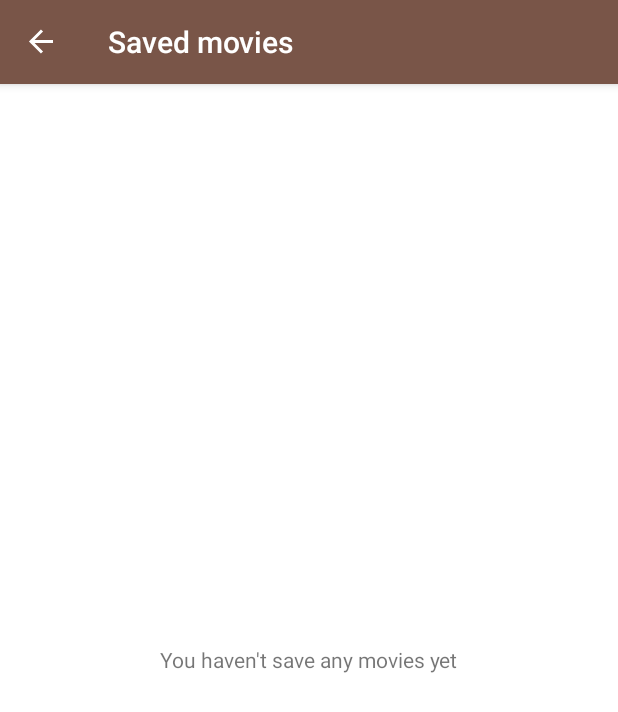
After one commit to datafrey/movies, an Android app: the SavedMoviesFragment screen opened through its navigation route, on a phone screen of 412 x 824 dp. The commit adds this screen. Shown: the top 712 px of the screen. Run offline under Robolectric (Android 15) with nearby library versions, the phone set to English and light mode, and no system bars; our stand-ins replace Room's generated code, data binding, navigation-ui; 3 statements that could not run were skipped.

Commit message:
SavedMovies Fragment and ViewModel were added, several fixes and refactoring

```diff
--- a/app/build.gradle
+++ b/app/build.gradle
@@ -19,6 +19,7 @@ android {
         targetSdkVersion 30
         versionCode 1
         versionName "1.0"
+        multiDexEnabled true
 
         testInstrumentationRunner "androidx.test.runner.AndroidJUnitRunner"
     }
@@ -47,6 +48,7 @@ dependencies {
     implementation 'com.google.android.material:material:1.2.0'
     implementation 'androidx.navigation:navigation-fragment-ktx:2.3.2'
     implementation 'androidx.navigation:navigation-ui-ktx:2.3.2'
+    implementation 'androidx.legacy:legacy-support-v4:1.0.0'
     testImplementation 'junit:junit:4.12'
     androidTestImplementation 'androidx.test.ext:junit:1.1.1'
     androidTestImplementation 'androidx.test.espresso:espresso-core:3.2.0'
@@ -64,4 +66,6 @@ dependencies {
 
     implementation "androidx.room:room-runtime:$room_version"
     kapt "androidx.room:room-compiler:$room_version"
+
+    implementation "androidx.multidex:multidex:$multidex_version"
 }
--- a/app/src/main/AndroidManifest.xml
+++ b/app/src/main/AndroidManifest.xml
@@ -5,6 +5,7 @@
     <uses-permission android:name="android.permission.INTERNET" />
 
     <application
+        android:name="androidx.multidex.MultiDexApplication"
         android:allowBackup="true"
         android:icon="@mipmap/ic_launcher"
         android:label="@string/app_name"
--- /dev/null
+++ b/app/src/main/java/com/datafrey/movies/fragments/SavedMoviesFragment.kt
@@ -0,0 +1,52 @@
+package com.datafrey.movies.fragments
+
+import android.os.Bundle
+import android.view.LayoutInflater
+import android.view.View
+import android.view.ViewGroup
+import androidx.databinding.DataBindingUtil
+import androidx.fragment.app.Fragment
+import androidx.lifecycle.ViewModelProvider
+import androidx.navigation.fragment.findNavController
+import com.datafrey.movies.R
+import com.datafrey.movies.adapters.ShortMovieInfoRecyclerViewAdapter
+import com.datafrey.movies.databinding.FragmentSavedMoviesBinding
+import com.datafrey.movies.domain.DomainShortMovieInfo
+import com.datafrey.movies.viewmodelfactories.SavedMoviesViewModelFactory
+import com.datafrey.movies.viewmodels.SavedMoviesViewModel
+
+class SavedMoviesFragment : Fragment() {
+
+    private lateinit var binding: FragmentSavedMoviesBinding
+
+    private val viewModel: SavedMoviesViewModel by lazy {
+        ViewModelProvider(this, SavedMoviesViewModelFactory(requireActivity().application))
+            .get(SavedMoviesViewModel::class.java)
+    }
+
+    override fun onCreateView(
+        inflater: LayoutInflater,
+        container: ViewGroup?,
+        savedInstanceState: Bundle?
+    ): View {
+        binding = DataBindingUtil.inflate(inflater,
+            R.layout.fragment_saved_movies, container, false)
+
+        binding.let {
+            it.viewModel = viewModel
+            it.lifecycleOwner = this
+        }
+
+        binding.savedMoviesRecyclerView.adapter = ShortMovieInfoRecyclerViewAdapter(
+            ShortMovieInfoRecyclerViewAdapter.OnClickListener { movieInfo ->
+                showAllMovieInfo(movieInfo)
+            })
+
+        return binding.root
+    }
+
+    private fun showAllMovieInfo(movieInfo: DomainShortMovieInfo) {
+        this.findNavController().navigate(SavedMoviesFragmentDirections
+                .actionSavedMoviesFragmentToMovieInfoFragment(movieInfo.imdbId))
+    }
+}
--- a/app/src/main/java/com/datafrey/movies/repository/MoviesRepository.kt
+++ b/app/src/main/java/com/datafrey/movies/repository/MoviesRepository.kt
@@ -41,12 +41,12 @@ class MoviesRepository(database: SavedMoviesDatabase) {
         savedMoviesDao.delete(imdbId)
     }
 
-    suspend fun getAllSavedMoviesShortMovieInfos() =
+    fun getAllSavedMoviesShortMovieInfos() =
         Transformations.map(savedMoviesDao.getAllMovies()) {
             it.toListOfDomainShortMovieInfos()
         }
 
-    suspend fun clearMoviesDatabase(imdbId: String) {
+    suspend fun clearMoviesDatabase() {
         savedMoviesDao.clear()
     }
 
--- /dev/null
+++ b/app/src/main/java/com/datafrey/movies/viewmodelfactories/SavedMoviesViewModelFactory.kt
@@ -0,0 +1,17 @@
+package com.datafrey.movies.viewmodelfactories
+
+import android.app.Application
+import androidx.lifecycle.ViewModel
+import androidx.lifecycle.ViewModelProvider
+import com.datafrey.movies.viewmodels.SavedMoviesViewModel
+
+class SavedMoviesViewModelFactory(private val app: Application) : ViewModelProvider.Factory {
+
+    @Suppress("UNCHECKED_CAST")
+    override fun <T : ViewModel?> create(modelClass: Class<T>): T {
+        if (modelClass.isAssignableFrom(SavedMoviesViewModel::class.java)) {
+            return SavedMoviesViewModel(app) as T
+        }
+        throw IllegalArgumentException("Unknown ViewModel class")
+    }
+}
--- /dev/null
+++ b/app/src/main/java/com/datafrey/movies/viewmodels/SavedMoviesViewModel.kt
@@ -0,0 +1,18 @@
+package com.datafrey.movies.viewmodels
+
+import android.app.Application
+import androidx.lifecycle.AndroidViewModel
+import androidx.lifecycle.LiveData
+import androidx.lifecycle.Transformations
+import com.datafrey.movies.database.getSavedMoviesDatabase
+import com.datafrey.movies.repository.MoviesRepository
+
+class SavedMoviesViewModel(app: Application) : AndroidViewModel(app) {
+
+    private val repository = MoviesRepository(getSavedMoviesDatabase(getApplication()))
+
+    val savedMoviesList = repository.getAllSavedMoviesShortMovieInfos()
+
+    val isSavedMoviesListEmpty: LiveData<Boolean>
+        get() = Transformations.map(savedMoviesList) { it.isEmpty() }
+}
--- /dev/null
+++ b/app/src/main/res/drawable/ic_white_save_24.xml
@@ -0,0 +1,5 @@
+<vector android:height="24dp" android:tint="#FFFFFF"
+    android:viewportHeight="24" android:viewportWidth="24"
+    android:width="24dp" xmlns:android="http://schemas.android.com/apk/res/android">
+    <path android:fillColor="@android:color/white" android:pathData="M17,3L5,3c-1.11,0 -2,0.9 -2,2v14c0,1.1 0.89,2 2,2h14c1.1,0 2,-0.9 2,-2L21,7l-4,-4zM12,19c-1.66,0 -3,-1.34 -3,-3s1.34,-3 3,-3 3,1.34 3,3 -1.34,3 -3,3zM15,9L5,9L5,5h10v4z"/>
+</vector>
--- /dev/null
+++ b/app/src/main/res/layout/fragment_saved_movies.xml
@@ -0,0 +1,44 @@
+<?xml version="1.0" encoding="utf-8"?>
+<layout xmlns:android="http://schemas.android.com/apk/res/android"
+    xmlns:app="http://schemas.android.com/apk/res-auto"
+    xmlns:tools="http://schemas.android.com/tools">
+
+    <data>
+        <variable
+            name="viewModel"
+            type="com.datafrey.movies.viewmodels.SavedMoviesViewModel" />
+
+        <import type="android.view.View" />
+    </data>
+
+    <RelativeLayout
+        android:layout_width="match_parent"
+        android:layout_height="match_parent">
+
+        <androidx.recyclerview.widget.RecyclerView
+            android:id="@+id/savedMoviesRecyclerView"
+            android:layout_width="match_parent"
+            android:layout_height="wrap_content"
+            app:layoutManager="androidx.recyclerview.widget.GridLayoutManager"
+            app:listData="@{viewModel.savedMoviesList}"
+            app:spanCount="@integer/column_count"
+            tools:listitem="@layout/movie_item" />
+
+        <RelativeLayout
+            android:id="@+id/placeholderView"
+            android:layout_width="match_parent"
+            android:layout_height="match_parent"
+            android:background="@android:color/white"
+            android:visibility="@{viewModel.isSavedMoviesListEmpty ? View.VISIBLE : View.GONE}">
+
+            <TextView
+                android:id="@+id/foundMoviesListHintTextView"
+                android:layout_width="wrap_content"
+                android:layout_height="wrap_content"
+                android:layout_centerHorizontal="true"
+                android:layout_centerVertical="true"
+                android:text="You haven't save any movies yet" />
+
+        </RelativeLayout>
+    </RelativeLayout>
+</layout>
--- a/app/src/main/res/navigation/navigation_main.xml
+++ b/app/src/main/res/navigation/navigation_main.xml
@@ -13,6 +13,9 @@
         <action
             android:id="@+id/action_moviesSearchFragment_to_movieInfoFragment"
             app:destination="@id/movieInfoFragment" />
+        <action
+            android:id="@+id/action_moviesSearchFragment_to_savedMoviesFragment"
+            app:destination="@id/savedMoviesFragment" />
     </fragment>
     <fragment
         android:id="@+id/movieInfoFragment"
@@ -23,4 +26,13 @@
             android:name="imdbId"
             app:argType="string" />
     </fragment>
+    <fragment
+        android:id="@+id/savedMoviesFragment"
+        android:name="com.datafrey.movies.fragments.SavedMoviesFragment"
+        android:label="Saved movies"
+        tools:layout="@layout/fragment_saved_movies" >
+        <action
+            android:id="@+id/action_savedMoviesFragment_to_movieInfoFragment"
+            app:destination="@id/movieInfoFragment" />
+    </fragment>
 </navigation>
--- a/build.gradle
+++ b/build.gradle
@@ -6,6 +6,7 @@ buildscript {
         version_retrofit = "2.6.0"
         version_glide = "4.8.0"
         room_version = "2.1.0-alpha06"
+        multidex_version = "2.0.1"
     }
 
     ext.kotlin_version = "1.3.72"
```
Also changed, not shown: app/src/main/java/com/datafrey/movies/fragments/MoviesSearchFragment.kt (+15 -3 lines), app/src/main/res/layout/fragment_movies_search.xml (+11 -0 lines).
